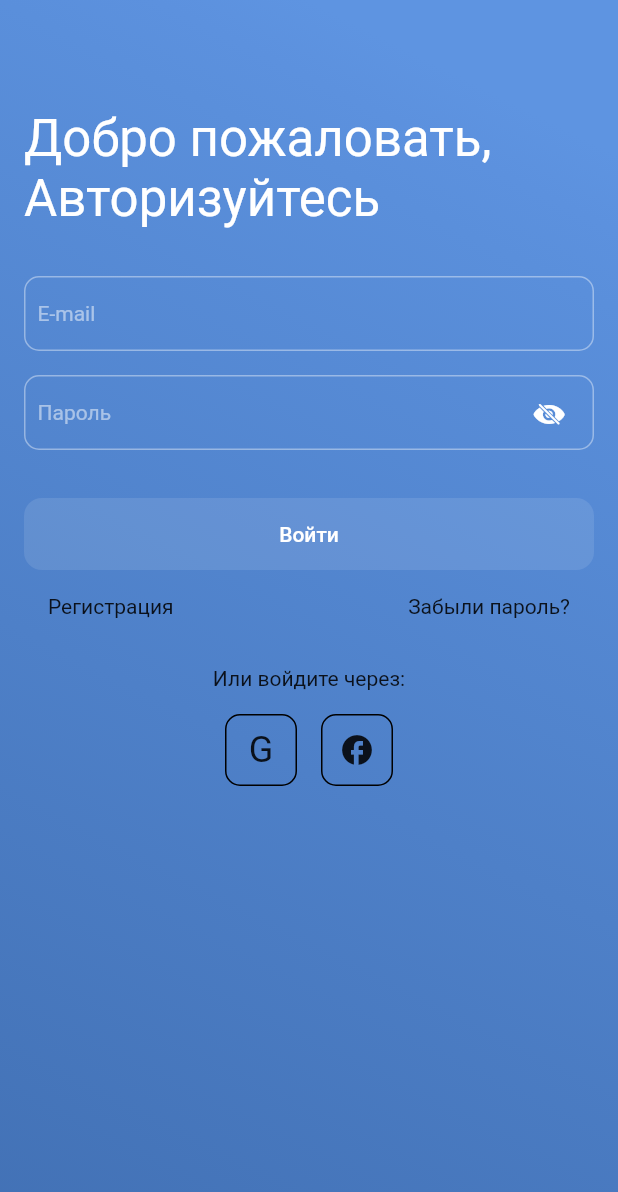
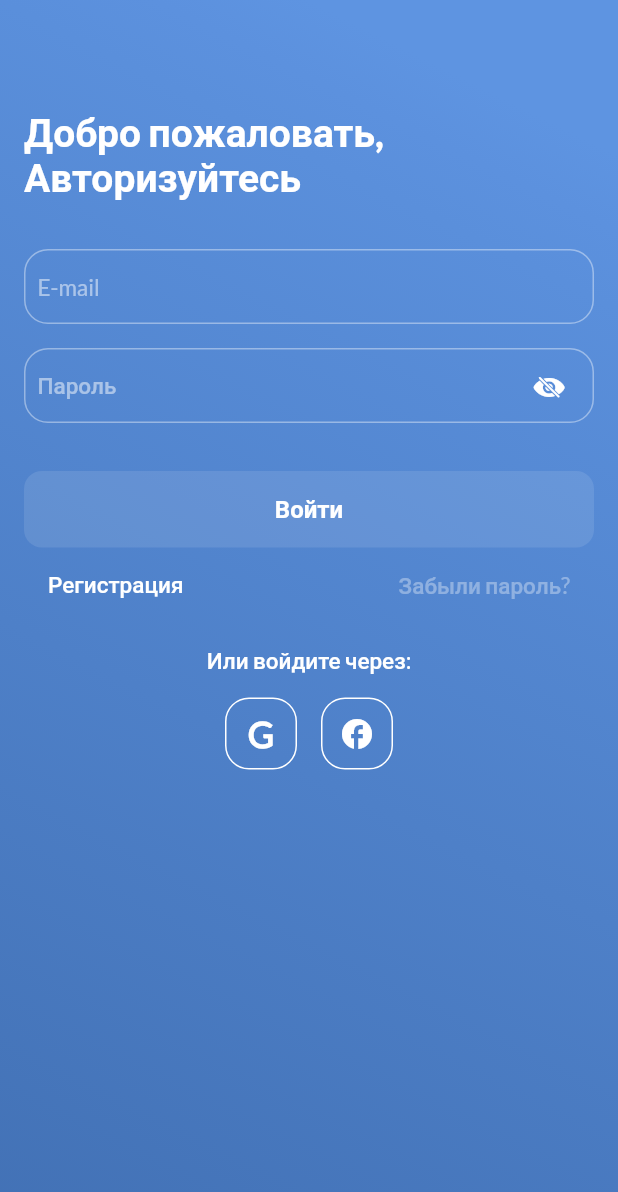
Before and after one commit to SanzharM/yoko_test, a Flutter app: the screen it shows after launch, on a phone screen of 412 x 824 dp. Shown: the top 1192 px of the screen. Run offline on Flutter 3.47's test engine with Material 2 defaults, Android fonts, the phone set to English and light mode, and no system bars; our stand-ins replace bloc, connectivity_plus, flutter_bloc, flutter_secure_storage, shimmer.

Commit message:
ui updated

```diff
--- a/lib/core/constants/app_colors.dart
+++ b/lib/core/constants/app_colors.dart
@@ -20,10 +20,22 @@ class AppColors {
   static const blueGradient2 = Color(0xff5C91DE);
   static const blueGradient3 = Color(0xff5A8FDB);
   static const blueGradient4 = Color(0xff4271B5);
+
+  // Gradients
   static const blueLinearGradient = LinearGradient(
     begin: Alignment.topRight,
     end: Alignment.bottomLeft,
     stops: [0.1, 0.15, 0.2, 1.0],
     colors: [AppColors.blueGradient1, AppColors.blueGradient2, AppColors.blueGradient3, AppColors.blueGradient4],
   );
+  static final blackBlueGradient = LinearGradient(
+    begin: Alignment.topCenter,
+    end: Alignment.bottomCenter,
+    stops: const [0.25, 0.75, 1.0],
+    colors: [
+      AppColors.black.withOpacity(0.7),
+      AppColors.transparent,
+      AppColors.blueGradient1.withOpacity(0.7),
+    ],
+  );
 }
--- a/lib/core/constants/app_contraints.dart
+++ b/lib/core/constants/app_contraints.dart
@@ -2,7 +2,7 @@ import 'package:flutter/widgets.dart';
 
 class AppConstraints {
   static const double padding = 16.0;
-  static const double radius = 10.0;
+  static const double radius = 16.0;
 
   static const borderRadius = BorderRadius.all(Radius.circular(radius));
   static const borderRadius50 = BorderRadius.all(Radius.circular(50));
--- a/lib/core/constants/app_styles.dart
+++ b/lib/core/constants/app_styles.dart
@@ -1,7 +1,7 @@
 import 'package:flutter/widgets.dart';
 
 class AppStyles {
-  static const fontFamily = 'Ubuntu';
+  static const fontFamily = 'Lato';
 
   static const headlineLarge = TextStyle(fontSize: 28, fontWeight: FontWeight.w800, fontFamily: fontFamily);
   static const headlineMedium = TextStyle(fontSize: 26, fontWeight: FontWeight.w700, fontFamily: fontFamily);
--- a/lib/main.dart
+++ b/lib/main.dart
@@ -6,6 +6,7 @@
 import 'package:yoko_test/main/domain/blocs/authorization/authorization_bloc.dart';
 import 'package:yoko_test/main/presentation/screens/activities/activities_screen.dart';
 import 'package:yoko_test/main/presentation/screens/authorization/login_screen.dart';
+import 'package:yoko_test/main/presentation/theme/app_theme.dart';
 
 void main() async {
   WidgetsFlutterBinding.ensureInitialized();
@@ -38,7 +39,7 @@
     return MaterialApp(
       title: 'Yoko test',
       debugShowCheckedModeBanner: false,
-      theme: ThemeData(),
+      theme: AppTheme().defaultTheme,
       home: screen,
     );
   }
--- a/lib/main/domain/blocs/authorization/authorization_bloc.dart
+++ b/lib/main/domain/blocs/authorization/authorization_bloc.dart
@@ -1,6 +1,5 @@
 import 'package:bloc/bloc.dart';
 import 'package:flutter/cupertino.dart';
-import 'package:meta/meta.dart';
 import 'package:yoko_test/main/data/providers/authorization/authorization_provider.dart';
 
 part 'authorization_event.dart';
--- a/lib/main/presentation/screens/authorization/login_footer.dart
+++ b/lib/main/presentation/screens/authorization/login_footer.dart
@@ -13,14 +13,29 @@ class LoginFooter extends StatelessWidget {
           child: Row(
             mainAxisAlignment: MainAxisAlignment.spaceBetween,
             children: [
-              GestureDetector(child: const Text('Регистрация')),
-              GestureDetector(child: const Text('Забыли пароль?')),
+              GestureDetector(
+                onTap: () {},
+                child: Text(
+                  'Регистрация',
+                  style: Theme.of(context).textTheme.bodyMedium?.apply(color: AppColors.white),
+                ),
+              ),
+              GestureDetector(
+                onTap: () {},
+                child: Text(
+                  'Забыли пароль?',
+                  style: Theme.of(context).textTheme.bodyMedium?.apply(color: AppColors.white.withOpacity(0.35)),
+                ),
+              ),
             ],
           ),
         ),
-        const Padding(
-          padding: EdgeInsets.all(AppConstraints.padding),
-          child: Text('Или войдите через:'),
+        Padding(
+          padding: const EdgeInsets.all(AppConstraints.padding),
+          child: Text(
+            'Или войдите через:',
+            style: Theme.of(context).textTheme.bodyMedium?.apply(color: AppColors.white),
+          ),
         ),
         Row(
           mainAxisAlignment: MainAxisAlignment.center,
@@ -31,12 +46,12 @@ class LoginFooter extends StatelessWidget {
               alignment: Alignment.center,
               padding: const EdgeInsets.all(AppConstraints.padding / 2),
               decoration: BoxDecoration(
-                border: Border.all(),
+                border: Border.all(color: AppColors.white),
                 borderRadius: AppConstraints.borderRadius,
               ),
-              child: Text(
+              child: const Text(
                 'G',
-                style: TextStyle(fontSize: 24),
+                style: TextStyle(fontSize: 24, fontWeight: FontWeight.w800, color: AppColors.white),
               ),
             ),
             const SizedBox(width: AppConstraints.padding),
@@ -46,12 +61,13 @@ class LoginFooter extends StatelessWidget {
               alignment: Alignment.center,
               padding: const EdgeInsets.all(AppConstraints.padding / 2),
               decoration: BoxDecoration(
-                border: Border.all(),
+                border: Border.all(color: AppColors.white),
                 borderRadius: AppConstraints.borderRadius,
               ),
-              child: Icon(
+              child: const Icon(
                 Icons.facebook_rounded,
                 size: 24.0,
+                color: AppColors.white,
               ),
             ),
           ],
--- a/lib/main/presentation/theme/app_theme.dart
+++ b/lib/main/presentation/theme/app_theme.dart
@@ -0,0 +1,51 @@
+import 'package:flutter/cupertino.dart';
+import 'package:flutter/material.dart';
+import 'package:yoko_test/core/constants/constants.dart';
+
+class AppTheme {
+  static const _iconTheme = IconThemeData(color: AppColors.black, size: 24.0);
+
+  ThemeData get defaultTheme => ThemeData(
+        scaffoldBackgroundColor: AppColors.white,
+        backgroundColor: AppColors.white,
+        appBarTheme: const AppBarTheme(
+          backgroundColor: AppColors.white,
+          elevation: 0,
+          iconTheme: _iconTheme,
+        ),
+        iconTheme: _iconTheme,
+        fontFamily: AppStyles.fontFamily,
+        textTheme: const TextTheme(
+          // Headlines
+          headlineLarge: AppStyles.headlineLarge,
+          headlineMedium: AppStyles.headlineMedium,
+          headlineSmall: AppStyles.headlineSmall,
+          // Titles
+          titleLarge: AppStyles.titleLarge,
+          titleMedium: AppStyles.titleMedium,
+          titleSmall: AppStyles.titleSmall,
+          // Labels
+          labelLarge: AppStyles.labelLarge,
+          labelMedium: AppStyles.labelMedium,
+          labelSmall: AppStyles.labelSmall,
+          // Bodies
+          bodyLarge: AppStyles.bodyLarge,
+          bodyMedium: AppStyles.bodyMedium,
+          bodySmall: AppStyles.bodySmall,
+          // Displays
+          displayLarge: AppStyles.bodyLarge,
+          displayMedium: AppStyles.bodyMedium,
+          displaySmall: AppStyles.bodySmall,
+        ).apply(
+          bodyColor: AppColors.black,
+          displayColor: AppColors.black,
+        ),
+        cupertinoOverrideTheme: const NoDefaultCupertinoThemeData(
+          primaryColor: AppColors.black,
+          scaffoldBackgroundColor: AppColors.white,
+          textTheme: CupertinoTextThemeData(
+            primaryColor: AppColors.black,
+          ),
+        ),
+      );
+}
--- a/lib/main/presentation/widgets/custom_app_bar.dart
+++ b/lib/main/presentation/widgets/custom_app_bar.dart
@@ -14,6 +14,7 @@ class CustomAppBar extends StatelessWidget with PreferredSizeWidget {
     this.needLeading = true,
     this.actions,
     this.overlayStyle,
+    this.titleStyle,
   }) : super(key: key);
 
   final String? title;
@@ -23,16 +24,15 @@ class CustomAppBar extends StatelessWidget with PreferredSizeWidget {
   final bool automaticallyImplyLeading;
   final List<Widget>? actions;
   final SystemUiOverlayStyle? overlayStyle;
+  final TextStyle? titleStyle;
 
   @override
   PreferredSizeWidget build(BuildContext context) {
     return AppBar(
-      backgroundColor: Theme.of(context).appBarTheme.backgroundColor,
-      elevation: 0,
       title: (title?.isNotEmpty ?? false)
           ? Text(
               title!,
-              style: Theme.of(context).textTheme.bodyLarge,
+              style: titleStyle ?? Theme.of(context).textTheme.bodyLarge,
             )
           : null,
       centerTitle: centerTitle,
```
Also changed, not shown: lib/main/presentation/app_router.dart (+9 -2 lines), lib/main/presentation/screens/activities/activities_screen.dart (+12 -3 lines), lib/main/presentation/screens/activities/activity_card.dart (+53 -2 lines), lib/main/presentation/screens/activities/activity_details_screen.dart (added, +28 -0 lines), pubspec.yaml (+8 -45 lines), assets/shymbulak_logo.png (added), fonts/Lato-Regular.ttf (added).
